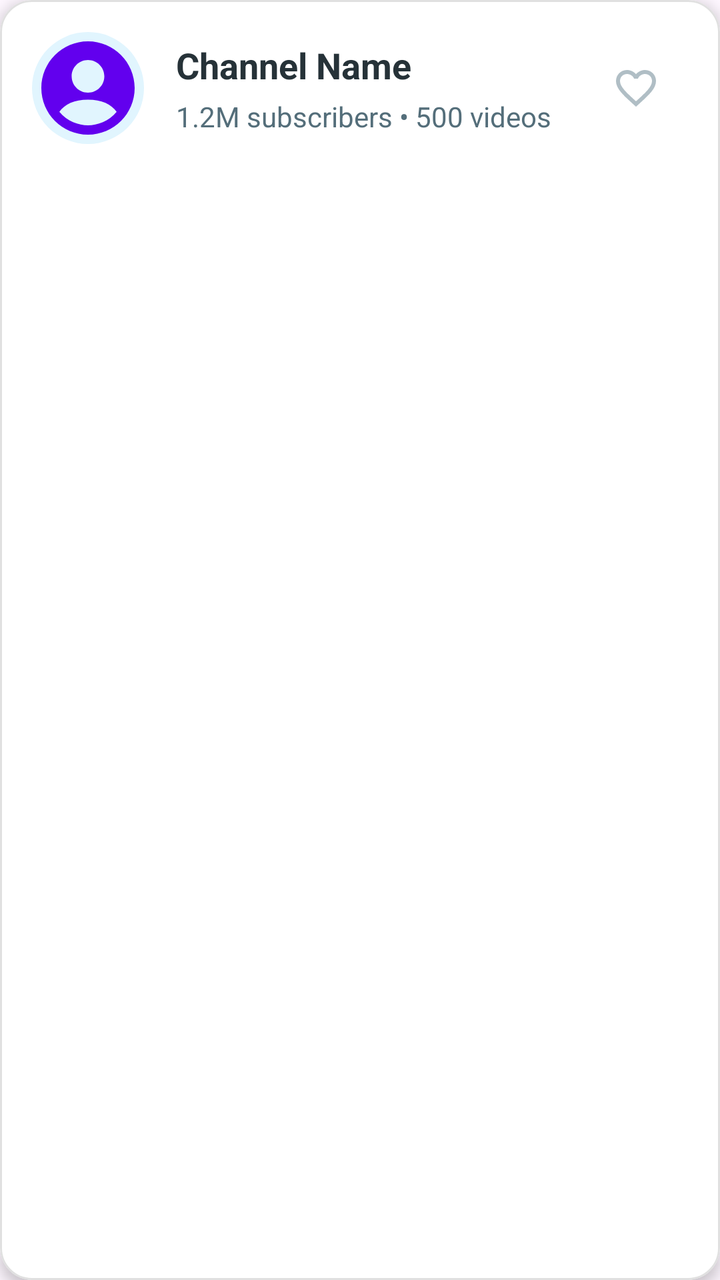
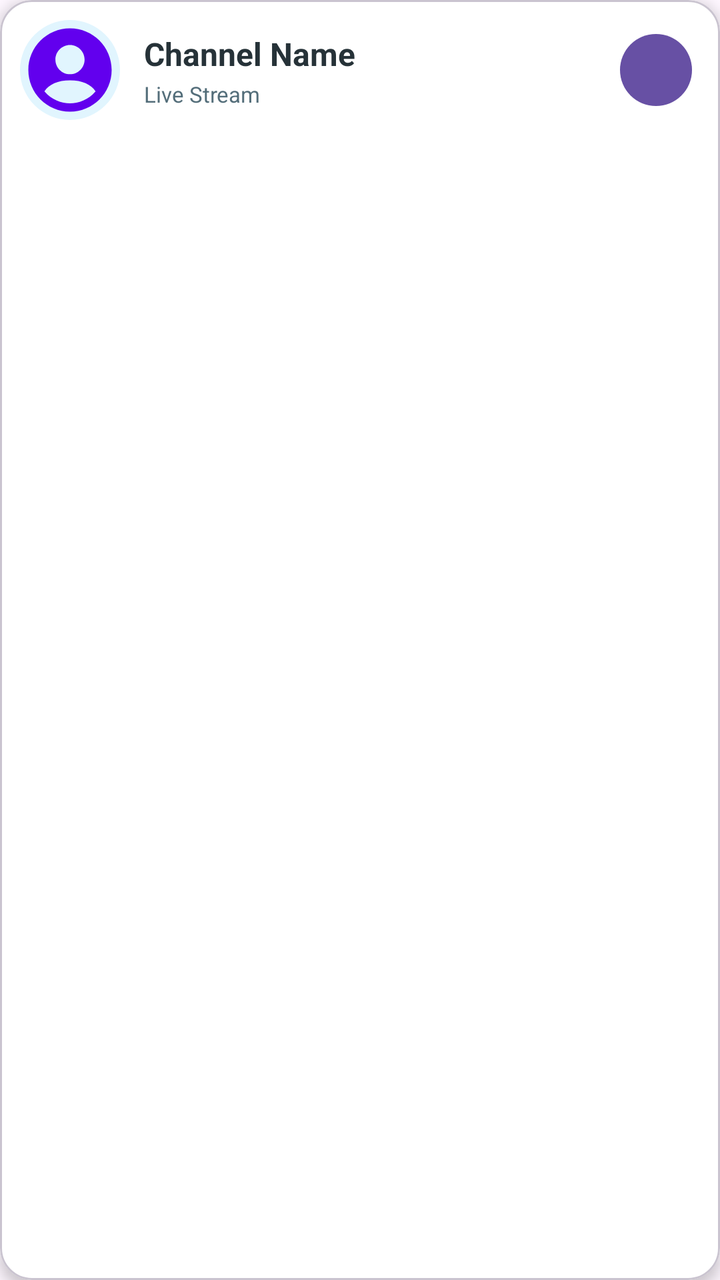

An Android layout rendered at two revisions. The XML below is the earlier revision; the diff shows what the commit changed to produce the second picture.
<!-- AndroidManifest.xml: application theme Theme.MyApplication -->
<!-- res/layout/item_channel.xml -->
<?xml version="1.0" encoding="utf-8"?>
<com.google.android.material.card.MaterialCardView
    xmlns:android="http://schemas.android.com/apk/res/android"
    xmlns:app="http://schemas.android.com/apk/res-auto"
    android:layout_width="match_parent"
    android:layout_height="wrap_content"
    android:layout_marginBottom="12dp"
    app:cardCornerRadius="16dp"
    app:cardElevation="4dp"
    app:cardBackgroundColor="@color/card_bg"
    app:strokeColor="@color/card_stroke"
    app:strokeWidth="1dp">

    <androidx.constraintlayout.widget.ConstraintLayout
        android:layout_width="match_parent"
        android:layout_height="wrap_content"
        android:padding="16dp">

        
        <com.google.android.material.imageview.ShapeableImageView
            android:id="@+id/channelAvatar"
            android:layout_width="56dp"
            android:layout_height="56dp"
            app:shapeAppearanceOverlay="@style/roundedImageView"
            app:srcCompat="@drawable/ic_channel_placeholder"
            android:background="@color/avatar_bg"
            app:layout_constraintStart_toStartOf="parent"
            app:layout_constraintTop_toTopOf="parent"
            app:layout_constraintBottom_toBottomOf="parent" />

        
        <TextView
            android:id="@+id/channelName"
            android:layout_width="0dp"
            android:layout_height="wrap_content"
            android:layout_marginStart="16dp"
            android:layout_marginEnd="8dp"
            android:text="Channel Name"
            android:textSize="18sp"
            android:textStyle="bold"
            android:textColor="@color/text_primary"
            app:layout_constraintStart_toEndOf="@id/channelAvatar"
            app:layout_constraintEnd_toStartOf="@id/favoriteButton"
            app:layout_constraintTop_toTopOf="@id/channelAvatar"
            app:layout_constraintBottom_toTopOf="@id/channelStats" />

        <TextView
            android:id="@+id/channelStats"
            android:layout_width="0dp"
            android:layout_height="wrap_content"
            android:layout_marginStart="16dp"
            android:text="1.2M subscribers • 500 videos"
            android:textSize="14sp"
            android:textColor="@color/text_secondary"
            app:layout_constraintStart_toEndOf="@id/channelAvatar"
            app:layout_constraintEnd_toStartOf="@id/favoriteButton"
            app:layout_constraintTop_toBottomOf="@id/channelName"
            app:layout_constraintBottom_toBottomOf="@id/channelAvatar" />

        
        <com.google.android.material.button.MaterialButton
            android:id="@+id/favoriteButton"
            style="@style/Widget.Material3.Button.IconButton"
            android:layout_width="wrap_content"
            android:layout_height="wrap_content"
            app:icon="@drawable/ic_favorite_border"
            app:iconSize="24dp"
            app:iconTint="@color/favorite_selector"
            android:background="@android:color/transparent"
            app:layout_constraintEnd_toEndOf="parent"
            app:layout_constraintTop_toTopOf="parent"
            app:layout_constraintBottom_toBottomOf="parent" />

    </androidx.constraintlayout.widget.ConstraintLayout>

</com.google.android.material.card.MaterialCardView>
<!-- resources referenced by this layout -->
<resources>
  <color name="avatar_bg">#E1F5FE</color>
  <color name="card_bg">#FFFFFF</color>
  <color name="card_stroke">#E0E0E0</color>
  <color name="favorite_selector">@color/favorite_unselected</color>
  <color name="text_primary">#263238</color>
  <color name="text_secondary">#546E7A</color>
  <!-- drawable ic_channel_placeholder (drawable) -->
  <?xml version="1.0" encoding="utf-8"?>
  <vector xmlns:android="http://schemas.android.com/apk/res/android"
      android:width="24dp"
      android:height="24dp"
      android:viewportWidth="24"
      android:viewportHeight="24"
      android:tint="#6200EE">
  
      <path
          android:fillColor="#FF6200EE"
          android:pathData="M12,2C6.48,2 2,6.48 2,12s4.48,10 10,10 10,-4.48 10,-10S17.52,2 12,2zM12,6c1.93,0 3.5,1.57 3.5,3.5S13.93,13 12,13s-3.5,-1.57 -3.5,-3.5S10.07,6 12,6zM12,20c-2.03,0 -4.43,-0.82 -6.14,-2.88 1.1,-1.64 3.26,-2.62 6.14,-2.62 2.88,0 5.04,0.98 6.14,2.62C16.43,19.18 14.03,20 12,20z"/>
  </vector>
  <!-- drawable ic_favorite_border (drawable) -->
  <?xml version="1.0" encoding="utf-8"?>
  <vector xmlns:android="http://schemas.android.com/apk/res/android"
      android:width="24dp"
      android:height="24dp"
      android:viewportWidth="24"
      android:viewportHeight="24"
      android:tint="#B0BEC5">
  
      <path
          android:fillColor="#FF000000"
          android:pathData="M16.5,3c-1.74,0 -3.41,0.81 -4.5,2.09C10.91,3.81 9.24,3 7.5,3 4.42,3 2,5.42 2,8.5c0,3.78 3.4,6.86 8.55,11.54L12,21.35l1.45,-1.32C18.6,15.36 22,12.28 22,8.5 22,5.42 19.58,3 16.5,3zM12.1,18.55l-0.1,0.1 -0.1,-0.1C7.14,14.24 4,11.39 4,8.5 4,6.5 5.5,5 7.5,5c1.54,0 3.04,0.99 3.57,2.36h1.87C13.46,5.99 14.96,5 16.5,5c2,0 3.5,1.5 3.5,3.5 0,2.89 -3.14,5.74 -7.9,10.05z"/>
  </vector>
  <style name="roundedImageView">
          <item name="cornerFamily">rounded</item>
          <item name="cornerSize">50%</item>
      </style>
  <style name="Theme.MyApplication" parent="Base.Theme.MyApplication" />
  <color name="favorite_unselected">#B0BEC5</color>
  <style name="Base.Theme.MyApplication" parent="Theme.Material3.DayNight.NoActionBar">
          
          
      </style>
</resources>

<!-- the commit's change to res/layout/item_channel.xml (unified diff, before → after) -->
@@ -4,23 +4,26 @@
     xmlns:app="http://schemas.android.com/apk/res-auto"
     android:layout_width="match_parent"
     android:layout_height="wrap_content"
-    android:layout_marginBottom="12dp"
+    android:layout_marginStart="12dp"
+    android:layout_marginTop="6dp"
+    android:layout_marginEnd="12dp"
+    android:layout_marginBottom="6dp"
     app:cardCornerRadius="16dp"
     app:cardElevation="4dp"
     app:cardBackgroundColor="@color/card_bg"
-    app:strokeColor="@color/card_stroke"
-    app:strokeWidth="1dp">
+    android:clickable="true"
+    android:focusable="true">
 
     <androidx.constraintlayout.widget.ConstraintLayout
         android:layout_width="match_parent"
         android:layout_height="wrap_content"
-        android:padding="16dp">
+        android:padding="10dp">
 
         
         <com.google.android.material.imageview.ShapeableImageView
             android:id="@+id/channelAvatar"
-            android:layout_width="56dp"
-            android:layout_height="56dp"
+            android:layout_width="50dp"
+            android:layout_height="50dp"
             app:shapeAppearanceOverlay="@style/roundedImageView"
             app:srcCompat="@drawable/ic_channel_placeholder"
             android:background="@color/avatar_bg"
@@ -29,47 +32,65 @@
             app:layout_constraintBottom_toBottomOf="parent" />
 
         
-        <TextView
-            android:id="@+id/channelName"
+        <LinearLayout
+            android:id="@+id/channelInfoContainer"
             android:layout_width="0dp"
             android:layout_height="wrap_content"
-            android:layout_marginStart="16dp"
-            android:layout_marginEnd="8dp"
-            android:text="Channel Name"
-            android:textSize="18sp"
-            android:textStyle="bold"
-            android:textColor="@color/text_primary"
+            android:layout_marginStart="12dp"
+            android:orientation="vertical"
             app:layout_constraintStart_toEndOf="@id/channelAvatar"
-            app:layout_constraintEnd_toStartOf="@id/favoriteButton"
+            app:layout_constraintEnd_toStartOf="@id/actionContainer"
             app:layout_constraintTop_toTopOf="@id/channelAvatar"
-            app:layout_constraintBottom_toTopOf="@id/channelStats" />
+            app:layout_constraintBottom_toBottomOf="@id/channelAvatar">
 
-        <TextView
-            android:id="@+id/channelStats"
-            android:layout_width="0dp"
-            android:layout_height="wrap_content"
-            android:layout_marginStart="16dp"
-            android:text="1.2M subscribers • 500 videos"
-            android:textSize="14sp"
-            android:textColor="@color/text_secondary"
-            app:layout_constraintStart_toEndOf="@id/channelAvatar"
-            app:layout_constraintEnd_toStartOf="@id/favoriteButton"
-            app:layout_constraintTop_toBottomOf="@id/channelName"
-            app:layout_constraintBottom_toBottomOf="@id/channelAvatar" />
+            
+            <TextView
+                android:id="@+id/channelName"
+                android:layout_width="wrap_content"
+                android:layout_height="wrap_content"
+                android:text="Channel Name"
+                android:textSize="16sp"
+                android:textStyle="bold"
+                android:textColor="@color/text_primary"
+                android:ellipsize="end"
+                android:maxLines="1"
+                android:singleLine="true" />
+
+            
+            <TextView
+                android:id="@+id/channelStats"
+                android:layout_width="wrap_content"
+                android:layout_height="wrap_content"
+                android:text="Live Stream"
+                android:textSize="11sp"
+                android:textColor="@color/text_secondary"
+                android:layout_marginTop="2dp" />
+
+        </LinearLayout>
 
         
-        <com.google.android.material.button.MaterialButton
-            android:id="@+id/favoriteButton"
-            style="@style/Widget.Material3.Button.IconButton"
+        <LinearLayout
+            android:id="@+id/actionContainer"
             android:layout_width="wrap_content"
             android:layout_height="wrap_content"
-            app:icon="@drawable/ic_favorite_border"
-            app:iconSize="24dp"
-            app:iconTint="@color/favorite_selector"
-            android:background="@android:color/transparent"
+            android:orientation="horizontal"
             app:layout_constraintEnd_toEndOf="parent"
-            app:layout_constraintTop_toTopOf="parent"
-            app:layout_constraintBottom_toBottomOf="parent" />
+            app:layout_constraintTop_toTopOf="@id/channelAvatar"
+            app:layout_constraintBottom_toBottomOf="@id/channelAvatar">
+
+            
+            <Button
+                android:id="@+id/playButton"
+                android:layout_width="36dp"
+                android:layout_height="36dp"
+                android:background="@drawable/circular_button"
+                android:text="▶"
+                android:textColor="@android:color/white"
+                android:textSize="14sp"
+                android:tooltipText="Play Now"
+                android:layout_marginEnd="4dp" />
+
+        </LinearLayout>
 
     </androidx.constraintlayout.widget.ConstraintLayout>
 
<!-- resource entries referenced after the edit -->
@@ -2,10 +2,17 @@
 <resources>
   <color name="avatar_bg">#E1F5FE</color>
   <color name="card_bg">#FFFFFF</color>
-  <color name="card_stroke">#E0E0E0</color>
-  <color name="favorite_selector">@color/favorite_unselected</color>
   <color name="text_primary">#263238</color>
   <color name="text_secondary">#546E7A</color>
+  <!-- drawable circular_button (drawable) -->
+  <?xml version="1.0" encoding="utf-8"?>
+  <shape xmlns:android="http://schemas.android.com/apk/res/android"
+      android:shape="oval">
+      <solid android:color="#4CAF50" />
+      <size
+          android:width="32dp"
+          android:height="32dp" />
+  </shape>
   <!-- drawable ic_channel_placeholder (drawable) -->
   <?xml version="1.0" encoding="utf-8"?>
   <vector xmlns:android="http://schemas.android.com/apk/res/android"
@@ -19,25 +26,11 @@
           android:fillColor="#FF6200EE"
           android:pathData="M12,2C6.48,2 2,6.48 2,12s4.48,10 10,10 10,-4.48 10,-10S17.52,2 12,2zM12,6c1.93,0 3.5,1.57 3.5,3.5S13.93,13 12,13s-3.5,-1.57 -3.5,-3.5S10.07,6 12,6zM12,20c-2.03,0 -4.43,-0.82 -6.14,-2.88 1.1,-1.64 3.26,-2.62 6.14,-2.62 2.88,0 5.04,0.98 6.14,2.62C16.43,19.18 14.03,20 12,20z"/>
   </vector>
-  <!-- drawable ic_favorite_border (drawable) -->
-  <?xml version="1.0" encoding="utf-8"?>
-  <vector xmlns:android="http://schemas.android.com/apk/res/android"
-      android:width="24dp"
-      android:height="24dp"
-      android:viewportWidth="24"
-      android:viewportHeight="24"
-      android:tint="#B0BEC5">
-  
-      <path
-          android:fillColor="#FF000000"
-          android:pathData="M16.5,3c-1.74,0 -3.41,0.81 -4.5,2.09C10.91,3.81 9.24,3 7.5,3 4.42,3 2,5.42 2,8.5c0,3.78 3.4,6.86 8.55,11.54L12,21.35l1.45,-1.32C18.6,15.36 22,12.28 22,8.5 22,5.42 19.58,3 16.5,3zM12.1,18.55l-0.1,0.1 -0.1,-0.1C7.14,14.24 4,11.39 4,8.5 4,6.5 5.5,5 7.5,5c1.54,0 3.04,0.99 3.57,2.36h1.87C13.46,5.99 14.96,5 16.5,5c2,0 3.5,1.5 3.5,3.5 0,2.89 -3.14,5.74 -7.9,10.05z"/>
-  </vector>
   <style name="roundedImageView">
           <item name="cornerFamily">rounded</item>
           <item name="cornerSize">50%</item>
       </style>
   <style name="Theme.MyApplication" parent="Base.Theme.MyApplication" />
-  <color name="favorite_unselected">#B0BEC5</color>
   <style name="Base.Theme.MyApplication" parent="Theme.Material3.DayNight.NoActionBar">
           
           
